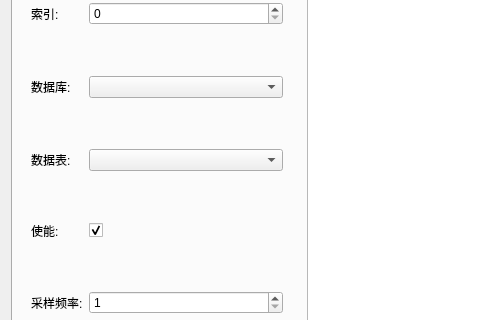
Above: plugins/influxdb/configdialog.ui from kane-zh/MES_control before the change; both pictures show x 0 to 480 and y 98 to 418 of the 809 by 624 pixel window. Below: the same form after it.
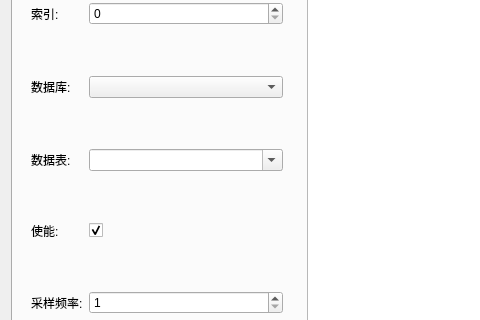
That is the form after the change. The open tabs and pages were chosen to show the change.

What changed in the file:
```diff
--- a/plugins/influxdb/configdialog.ui
+++ b/plugins/influxdb/configdialog.ui
@@ -212,7 +212,11 @@
            </widget>
           </item>
           <item row="2" column="1">
-           <widget class="QComboBox" name="name2"/>
+           <widget class="QComboBox" name="name2">
+            <property name="editable">
+             <bool>true</bool>
+            </property>
+           </widget>
           </item>
           <item row="3" column="0">
            <widget class="QLabel" name="Label_17">
```
